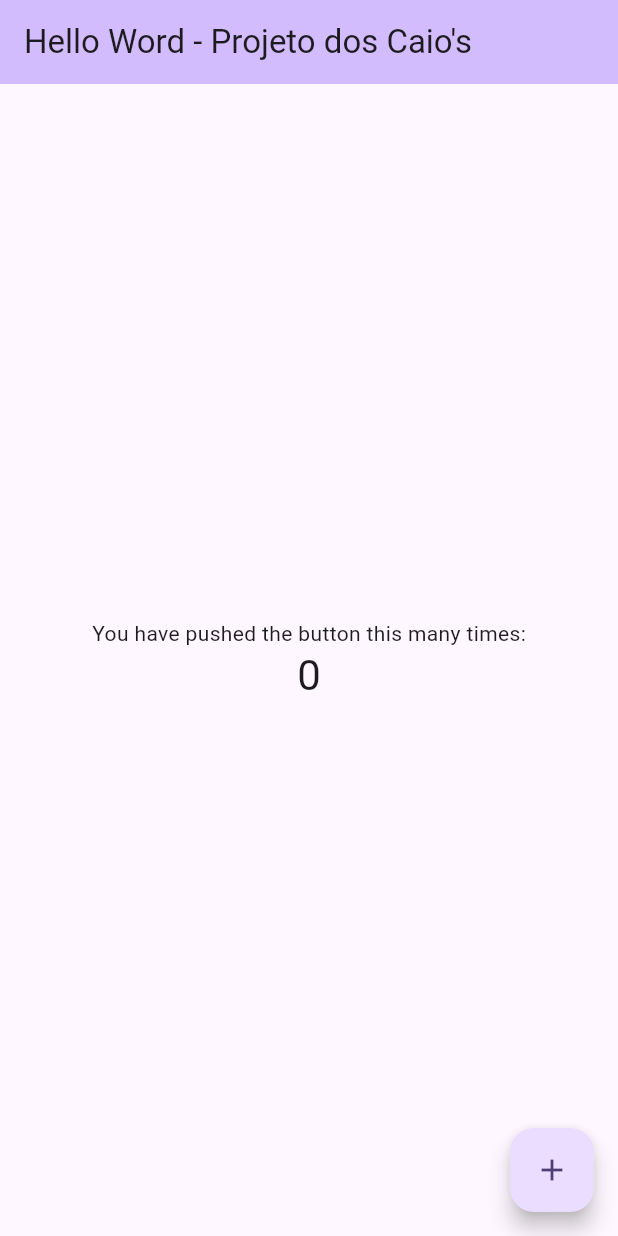
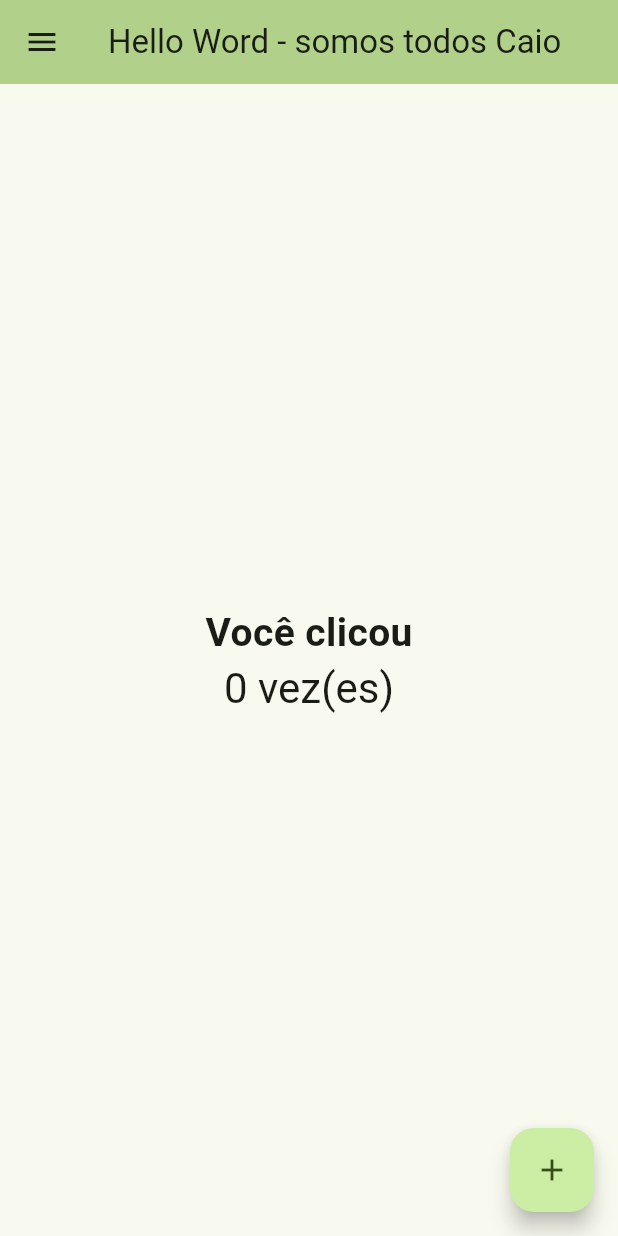
Before and after one commit to ManoelH/Flutter-projeto-pos, a Flutter app: the screen it shows after launch, on a phone screen of 412 x 824 dp. Run offline on Flutter 3.47's test engine with Material 3 defaults, Android fonts, the light colour scheme and no system bars.

Commit message:
- Incluindo side bar - Alterando texto e tema da aplicação

```diff
--- a/lib/main.dart
+++ b/lib/main.dart
@@ -28,10 +28,10 @@ class MyApp extends StatelessWidget {
         //
         // This works for code too, not just values: Most code changes can be
         // tested with just a hot reload.
-        colorScheme: ColorScheme.fromSeed(seedColor: Colors.deepPurple),
+        colorScheme: ColorScheme.fromSeed(seedColor: Colors.lightGreen),
         useMaterial3: true,
       ),
-      home: const MyHomePage(title: "Hello Word - Projeto dos Caio's"),
+      home: const MyHomePage(title: "Hello Word - somos todos Caio"),
     );
   }
 }
@@ -86,6 +86,17 @@ class _MyHomePageState extends State<MyHomePage> {
         // the App.build method, and use it to set our appbar title.
         title: Text(widget.title),
       ),
+      drawer: Drawer(
+        child: ListView(
+          children: <Widget>[
+            Container(
+              child: DrawerHeader(child: CircleAvatar()),
+              color: Colors.grey,
+            ),
+            Text('OLÁ CAIO, SEJA BEM-VINDO!')
+          ],
+        ),
+      ),
       body: Center(
         // Center is a layout widget. It takes a single child and positions it
         // in the middle of the parent.
@@ -106,10 +117,10 @@ class _MyHomePageState extends State<MyHomePage> {
           mainAxisAlignment: MainAxisAlignment.center,
           children: <Widget>[
             const Text(
-              'You have pushed the button this many times:',
+              'Você clicou', style: TextStyle(fontSize: 26, fontWeight: FontWeight.bold),
             ),
             Text(
-              '$_counter',
+              '$_counter vez(es)',
               style: Theme.of(context).textTheme.headlineMedium,
             ),
           ],
```
